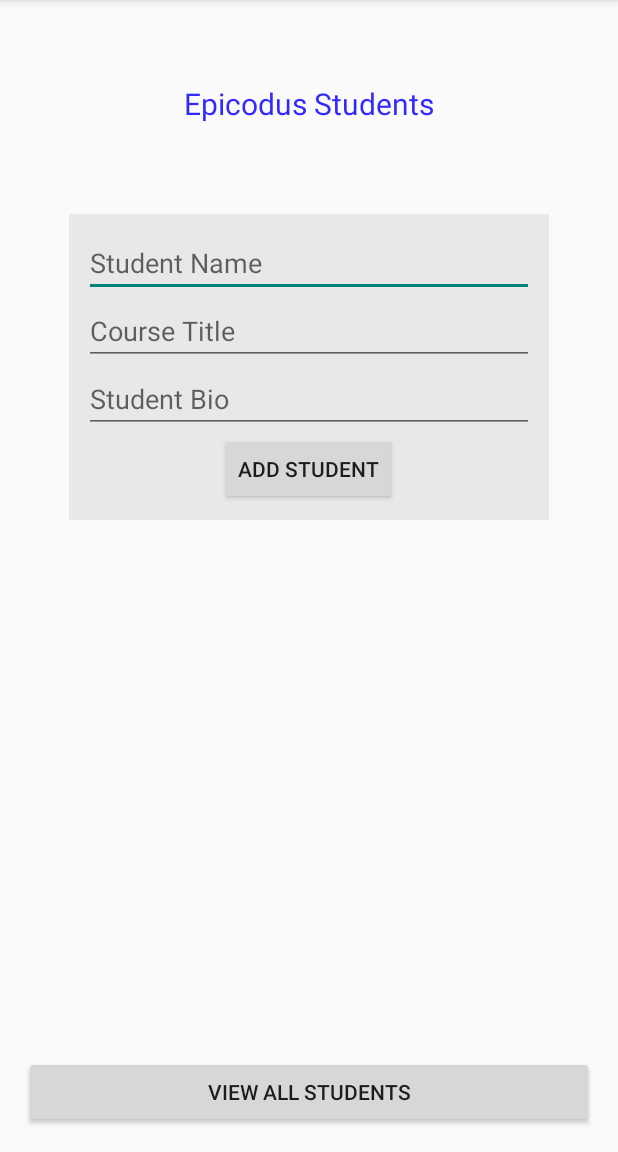
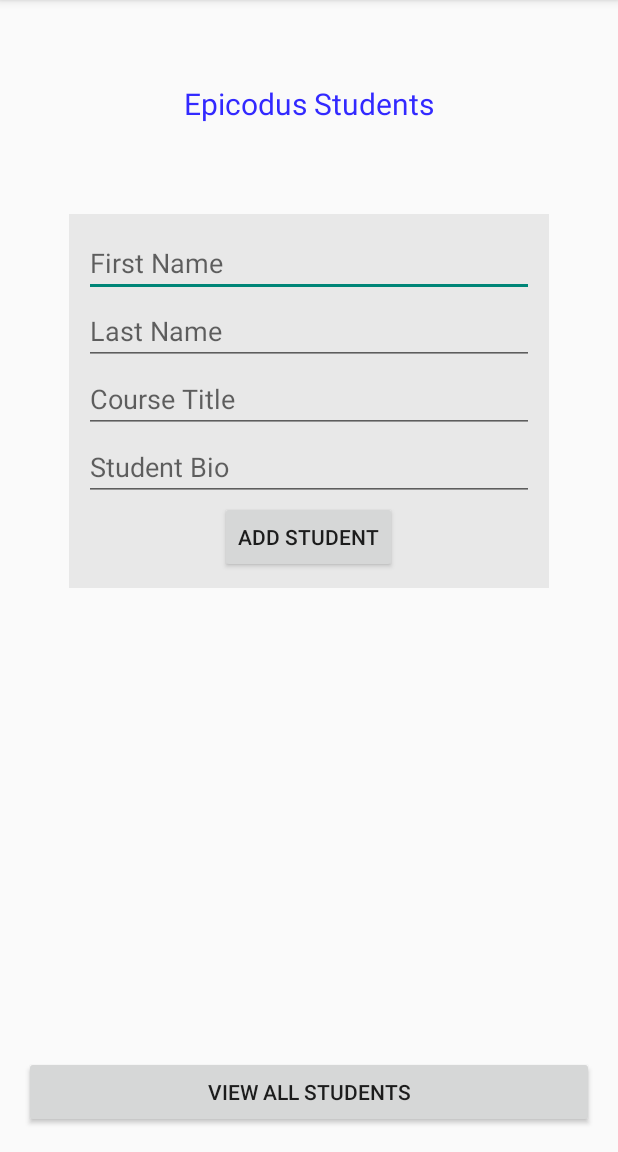
Before and after one commit to Summer-Rose/Epicodus_Fragments_Demo, an Android app: the screen it shows after launch (MainActivity), on a phone screen of 412 x 824 dp, the part 84-1236 px from its top. Run offline under Robolectric (Android 15) with nearby library versions, the phone set to English and light mode, and no system bars; our stand-ins replace ButterKnife; libraries missing offline, so code that uses them is left out: com.parse; 3 statements that could not run were skipped.

Commit message:
Sort data and add last name field:

```diff
--- a/app/src/main/java/com/example/guest/fragmentapp/Fragments/StudentBioFragment.java
+++ b/app/src/main/java/com/example/guest/fragmentapp/Fragments/StudentBioFragment.java
@@ -19,7 +19,7 @@ public class StudentBioFragment extends Fragment {
         StudentBioFragment studentBioFragment = new StudentBioFragment();
         Bundle args = new Bundle();
         args.putString("course", student.getCourse());
-        args.putString("name", student.getName());
+        args.putString("name", student.getFirstName() + " "+ student.getLastName());
         args.putString("bio", student.getBio());
         studentBioFragment.setArguments(args);
         return studentBioFragment;
--- a/app/src/main/java/com/example/guest/fragmentapp/adapters/StudentListAdapter.java
+++ b/app/src/main/java/com/example/guest/fragmentapp/adapters/StudentListAdapter.java
@@ -63,7 +63,7 @@ public class StudentListAdapter extends RecyclerView.Adapter<StudentListAdapter.
         }
 
         public void bindStudent(Student student) {
-            mNameTextView.setText(student.getName());
+            mNameTextView.setText(student.getFirstName() + " " + student.getLastName());
             mCourseTextView.setText(student.getCourse());
         }
 
--- a/app/src/main/java/com/example/guest/fragmentapp/adapters/StudentPagerAdapter.java
+++ b/app/src/main/java/com/example/guest/fragmentapp/adapters/StudentPagerAdapter.java
@@ -17,6 +17,7 @@ public class StudentPagerAdapter extends FragmentStatePagerAdapter {
 
     private List<Student> mStudents;
     private int mStartingPosition;
+    private int currentPosition;
 
     public StudentPagerAdapter(FragmentManager fm, List<Student> students, int startingPosition) {
         super(fm);
@@ -36,6 +37,6 @@ public class StudentPagerAdapter extends FragmentStatePagerAdapter {
 
     @Override
     public CharSequence getPageTitle(int position) {
-        return mStudents.get(position).getName();
+        return mStudents.get(position).getFirstName();
     }
 }
--- a/app/src/main/java/com/example/guest/fragmentapp/ui/MainActivity.java
+++ b/app/src/main/java/com/example/guest/fragmentapp/ui/MainActivity.java
@@ -14,7 +14,8 @@ import butterknife.ButterKnife;
 
 public class MainActivity extends AppCompatActivity {
 
-    @Bind(R.id.nameEditText) EditText mNameEditText;
+    @Bind(R.id.firstNameEditText) EditText mFirstNameEditText;
+    @Bind(R.id.lastNameEditText) EditText mLastNameEditText;
     @Bind(R.id.courseEditText) EditText mCourseEditText;
     @Bind(R.id.bioEditText) EditText mBioEditText;
 
@@ -27,10 +28,11 @@ public class MainActivity extends AppCompatActivity {
         findViewById(R.id.addStudentButton).setOnClickListener(new View.OnClickListener() {
             @Override
             public void onClick(View v) {
-                String name = mNameEditText.getText().toString();
+                String firstName = mFirstNameEditText.getText().toString();
+                String lastName = mLastNameEditText.getText().toString();
                 String course = mCourseEditText.getText().toString();
                 String bio = mBioEditText.getText().toString();
-                Student newStudent = new Student(name, course, bio);
+                Student newStudent = new Student(firstName, lastName, course, bio);
                 newStudent.saveInBackground();
                 Intent intent = new Intent(MainActivity.this, StudentListActivity.class);
                 startActivity(intent);
--- a/app/src/main/res/layout/activity_main.xml
+++ b/app/src/main/res/layout/activity_main.xml
@@ -35,8 +35,14 @@
         <EditText
             android:layout_width="match_parent"
             android:layout_height="wrap_content"
-            android:id="@+id/nameEditText"
-            android:hint="Student Name"/>
+            android:id="@+id/firstNameEditText"
+            android:hint="First Name"/>
+
+        <EditText
+            android:layout_width="match_parent"
+            android:layout_height="wrap_content"
+            android:id="@+id/lastNameEditText"
+            android:hint="Last Name"/>
 
         <EditText
             android:layout_width="match_parent"
```
Also changed, not shown: app/src/main/java/com/example/guest/fragmentapp/model/Student.java (+16 -6 lines).
